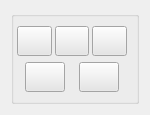
Old version of the form src/common/species_controls.ui in the repository cvisionai/Tator-Native.
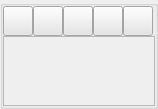
New version of the form.

Commit message: Put species into scroll area and divide controls up between species dock widget and navigation dock widget

The edit to the form file:
```diff
--- a/src/common/species_controls.ui
+++ b/src/common/species_controls.ui
@@ -6,8 +6,8 @@
    <rect>
     <x>0</x>
     <y>0</y>
-    <width>150</width>
-    <height>112</height>
+    <width>158</width>
+    <height>109</height>
    </rect>
   </property>
   <property name="sizePolicy">
@@ -23,6 +23,21 @@
    <bool>true</bool>
   </property>
   <layout class="QVBoxLayout" name="verticalLayout">
+   <property name="spacing">
+    <number>0</number>
+   </property>
+   <property name="leftMargin">
+    <number>0</number>
+   </property>
+   <property name="topMargin">
+    <number>0</number>
+   </property>
+   <property name="rightMargin">
+    <number>0</number>
+   </property>
+   <property name="bottomMargin">
+    <number>0</number>
+   </property>
    <item>
     <layout class="QHBoxLayout" name="horizontalLayout_6" stretch="0">
      <property name="spacing">
@@ -47,14 +62,26 @@
          <property name="title">
           <string/>
          </property>
-         <layout class="QVBoxLayout" name="speciesLayout">
+         <layout class="QVBoxLayout" name="speciesLayout_2">
+          <property name="spacing">
+           <number>0</number>
+          </property>
           <property name="leftMargin">
-           <number>3</number>
+           <number>0</number>
+          </property>
+          <property name="topMargin">
+           <number>0</number>
+          </property>
+          <property name="rightMargin">
+           <number>0</number>
+          </property>
+          <property name="bottomMargin">
+           <number>0</number>
           </property>
           <item>
            <layout class="QHBoxLayout" name="horizontalLayout">
             <property name="spacing">
-             <number>3</number>
+             <number>0</number>
             </property>
             <property name="topMargin">
              <number>0</number>
@@ -79,6 +106,12 @@
                 <height>30</height>
                </size>
               </property>
+              <property name="maximumSize">
+               <size>
+                <width>30</width>
+                <height>30</height>
+               </size>
+              </property>
               <property name="sizeIncrement">
                <size>
                 <width>0</width>
@@ -122,6 +155,12 @@
                 <height>30</height>
                </size>
               </property>
+              <property name="maximumSize">
+               <size>
+                <width>30</width>
+                <height>30</height>
+               </size>
+              </property>
               <property name="sizeIncrement">
                <size>
                 <width>0</width>
@@ -165,6 +204,12 @@
                 <height>30</height>
                </size>
               </property>
+              <property name="maximumSize">
+               <size>
+                <width>30</width>
+                <height>30</height>
+               </size>
+              </property>
               <property name="sizeIncrement">
                <size>
                 <width>0</width>
@@ -191,10 +236,6 @@
               </property>
              </widget>
             </item>
-           </layout>
-          </item>
-          <item>
-           <layout class="QHBoxLayout" name="horizontalLayout_2">
             <item>
              <widget class="QPushButton" name="editSpecies">
               <property name="enabled">
@@ -212,6 +253,12 @@
                 <height>30</height>
                </size>
               </property>
+              <property name="maximumSize">
+               <size>
+                <width>30</width>
+                <height>30</height>
+               </size>
+              </property>
               <property name="sizeIncrement">
                <size>
                 <width>0</width>
@@ -255,6 +302,12 @@
                 <height>30</height>
                </size>
               </property>
+              <property name="maximumSize">
+               <size>
+                <width>30</width>
+                <height>30</height>
+               </size>
+              </property>
               <property name="sizeIncrement">
                <size>
                 <width>0</width>
@@ -283,6 +336,60 @@
             </item>
            </layout>
           </item>
+          <item>
+           <widget class="QScrollArea" name="speciesScroll">
+            <property name="widgetResizable">
+             <bool>true</bool>
+            </property>
+            <widget class="QWidget" name="scrollAreaWidgetContents">
+             <property name="geometry">
+              <rect>
+               <x>0</x>
+               <y>0</y>
+               <width>150</width>
+               <height>69</height>
+              </rect>
+             </property>
+             <layout class="QGridLayout" name="gridLayout">
+              <property name="leftMargin">
+               <number>0</number>
+              </property>
+              <property name="topMargin">
+               <number>0</number>
+              </property>
+              <property name="rightMargin">
+               <number>0</number>
+              </property>
+              <property name="bottomMargin">
+               <number>0</number>
+              </property>
+              <property name="spacing">
+               <number>0</number>
+              </property>
+              <item row="0" column="0">
+               <layout class="QVBoxLayout" name="speciesLayout">
+                <property name="spacing">
+                 <number>0</number>
+                </property>
+                <item>
+                 <spacer name="verticalSpacer">
+                  <property name="orientation">
+                   <enum>Qt::Vertical</enum>
+                  </property>
+                  <property name="sizeHint" stdset="0">
+                   <size>
+                    <width>20</width>
+                    <height>40</height>
+                   </size>
+                  </property>
+                 </spacer>
+                </item>
+               </layout>
+              </item>
+             </layout>
+            </widget>
+           </widget>
+          </item>
          </layout>
         </widget>
        </item>
```
The commit also changes 4 other files.
